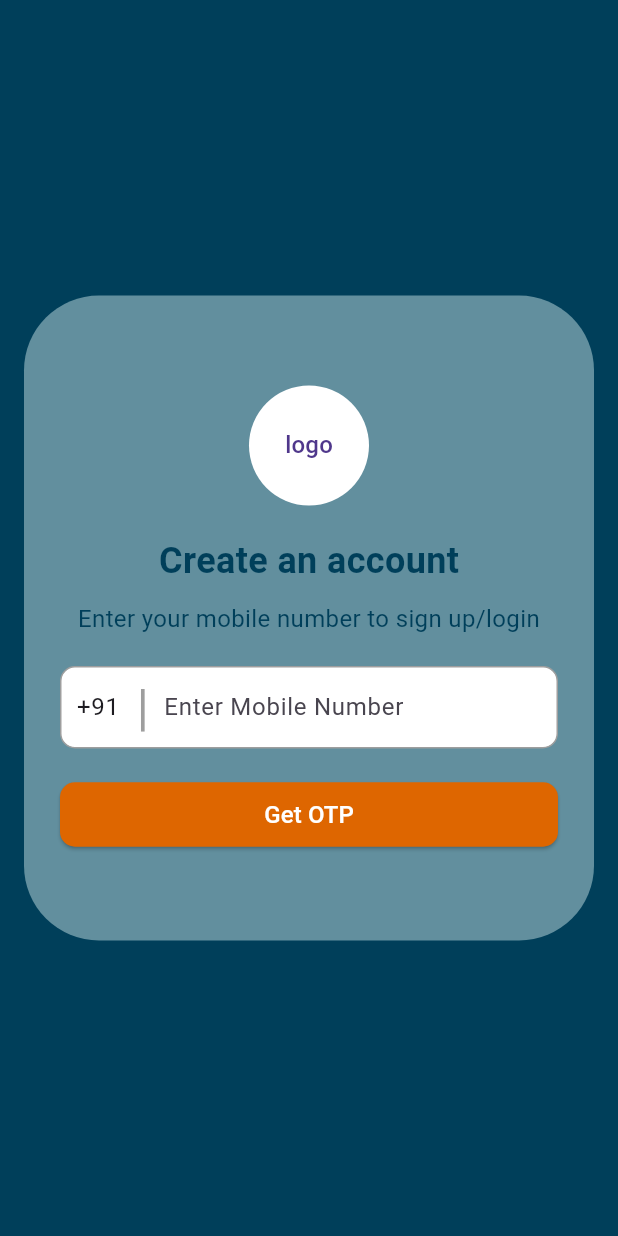
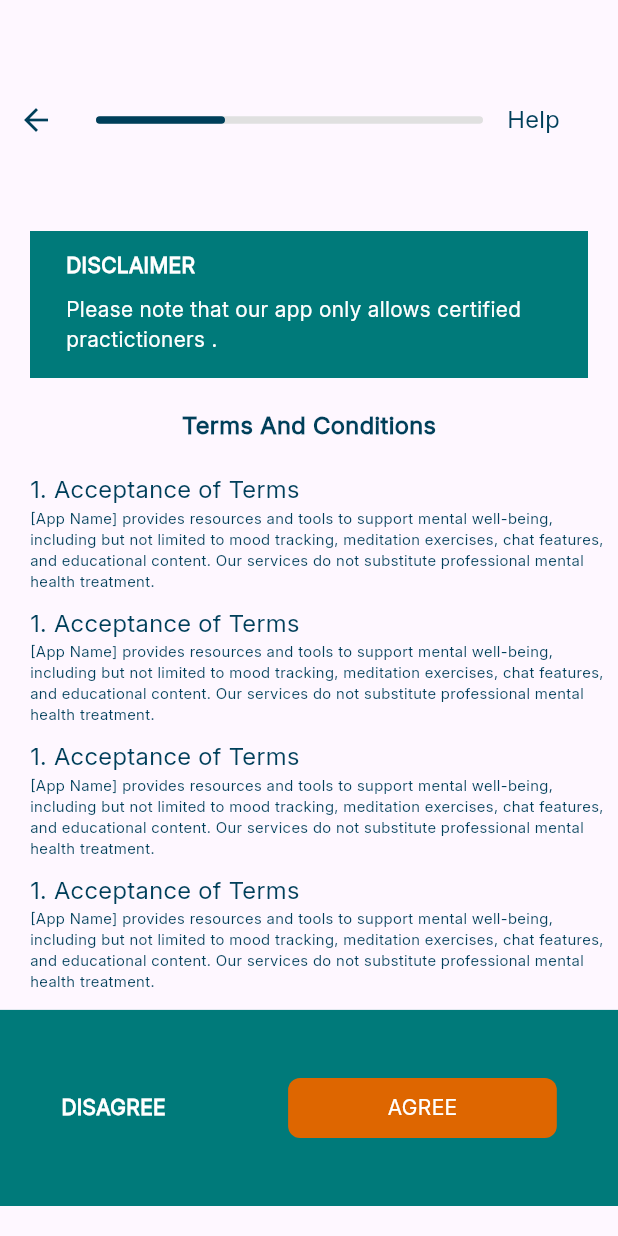
Before and after one commit to MentalHealthSoftware/Dev, a Flutter app: the screen it shows after launch, on a phone screen of 412 x 824 dp. Run offline on Flutter 3.47's test engine with Material 3 defaults, Android fonts, the phone set to English and light mode, and no system bars; our stand-ins replace firebase_auth, firebase_core, flutter_svg, google_fonts, image_picker, pinput; accounts and stored records are empty.

Commit message:
Up to date with figma

```diff
--- /dev/null
+++ b/lib/IntroPages(3)/LinearProgress.dart
@@ -0,0 +1,103 @@
+import 'package:flutter/material.dart';
+import 'package:mentalheathstartup/IntroPages(3)/Info.dart';
+import 'package:mentalheathstartup/IntroPages(3)/RegisterAs.dart';
+import 'package:mentalheathstartup/IntroPages(3)/TandC.dart';
+
+// final GlobalKey<LinearProgressState> _linearProgressKey =
+//     GlobalKey<LinearProgressState>();
+
+class LinearProgress extends StatefulWidget {
+  const LinearProgress({Key? key}) : super(key: key);
+
+  @override
+  State<LinearProgress> createState() => LinearProgressState();
+}
+
+class LinearProgressState extends State<LinearProgress> {
+  double currentpage = 1;
+
+  void nextPage() {
+    if (currentpage < 3) {
+      setState(() {
+        currentpage++;
+      });
+    }
+  }
+
+  void previousPage() {
+    if (currentpage > 1) {
+      setState(() {
+        currentpage--;
+      });
+    }
+  }
+
+  Widget getPageContent() {
+    switch (currentpage) {
+      case 1:
+        return TandC(
+            linearProgressKey: widget.key as GlobalKey<LinearProgressState>);
+      case 2:
+        return registerAs(
+            linearProgressKey: widget.key as GlobalKey<LinearProgressState>);
+      case 3:
+        return personalInfo();
+      default:
+        return Container();
+    }
+  }
+
+  @override
+  Widget build(BuildContext context) {
+    double _progress = currentpage / 3;
+    return Scaffold(
+      appBar: AppBar(
+        backgroundColor: currentpage == 2 || currentpage == 3
+            ? Color.fromARGB(255, 204, 240, 188)
+            : null,
+      ),
+      body: Container(
+        color: currentpage == 2 || currentpage == 3
+            ? Color.fromARGB(255, 204, 240, 188)
+            : null,
+        child: Column(
+          children: [
+            Row(
+              children: [
+                IconButton(
+                    onPressed: previousPage,
+                    icon: Icon(
+                      Icons.arrow_back,
+                      color: Color(0xff003F5A),
+                    )),
+                Padding(
+                  padding: const EdgeInsets.all(16.0),
+                  child: Container(
+                    width: 258,
+                    child: LinearProgressIndicator(
+                      borderRadius: BorderRadius.circular(6),
+                      value: _progress,
+                      backgroundColor: Colors.grey[300], // Background color
+                      color: Color(0xff003F5A), // Progress color
+                      minHeight: 5.0, // Thickness of the bar
+                    ),
+                  ),
+                ),
+                Text(
+                  "Help",
+                  style: TextStyle(
+                      color: Color(0xff003F5A),
+                      fontSize: 16,
+                      fontWeight: FontWeight.w500),
+                )
+              ],
+            ),
+            SizedBox(height: 50),
+            Expanded(child: getPageContent()),
+            SizedBox(height: 20),
+          ],
+        ),
+      ),
+    );
+  }
+}
--- /dev/null
+++ b/lib/IntroPages(3)/TandC.dart
@@ -0,0 +1,191 @@
+import 'package:flutter/material.dart';
+import 'package:flutter/rendering.dart';
+import 'package:mentalheathstartup/IntroPages(3)/LinearProgress.dart';
+
+class TandC extends StatefulWidget {
+  final GlobalKey<LinearProgressState> linearProgressKey;
+
+  const TandC({super.key, required this.linearProgressKey});
+
+  @override
+  State<TandC> createState() => _TandCState();
+}
+
+class _TandCState extends State<TandC> {
+  TextStyle head() {
+    return TextStyle(
+        fontSize: 16, fontWeight: FontWeight.w500, color: Color(0xff003F5A));
+  }
+
+  TextStyle desc() {
+    return TextStyle(
+        fontSize: 10, fontWeight: FontWeight.w400, color: Color(0xff003F5A));
+  }
+
+  @override
+  Widget build(BuildContext context) {
+    return Column(
+      children: [
+        Padding(
+          padding: const EdgeInsets.only(left: 20.0, right: 20),
+          child: Container(
+            height: 98,
+            color: Color(0xff007A7A),
+            child: Column(
+              crossAxisAlignment: CrossAxisAlignment.start,
+              children: [
+                Padding(
+                  padding: const EdgeInsets.only(left: 24, top: 13, bottom: 9),
+                  child: Text(
+                    "DISCLAIMER",
+                    style: TextStyle(
+                      color: Colors.white,
+                      fontWeight: FontWeight.w700,
+                    ),
+                  ),
+                ),
+                Padding(
+                  padding: const EdgeInsets.only(left: 24, bottom: 9),
+                  child: Text(
+                    "Please note that our app only allows certified practictioners .",
+                    style: TextStyle(
+                      color: Colors.white,
+                      fontWeight: FontWeight.w400,
+                    ),
+                  ),
+                )
+              ],
+            ),
+          ),
+        ),
+        SizedBox(
+          height: 20,
+        ),
+        Text(
+          "Terms And Conditions",
+          style: TextStyle(
+              color: Color(0xff003F5A),
+              fontWeight: FontWeight.w700,
+              fontSize: 16),
+        ),
+        SizedBox(
+          height: 20,
+        ),
+        Padding(
+          padding: const EdgeInsets.only(left: 20.0),
+          child: Container(
+            height: MediaQuery.of(context).size.height / 2.3,
+            child: SingleChildScrollView(
+              child: Column(
+                crossAxisAlignment: CrossAxisAlignment.start,
+                children: [
+                  Text(
+                    "1. Acceptance of Terms",
+                    style: head(),
+                  ),
+                  Text(
+                    "[App Name] provides resources and tools to support mental well-being, including but not limited to mood tracking, meditation exercises, chat features, and educational content. Our services do not substitute professional mental health treatment.",
+                    style: desc(),
+                  ),
+                  SizedBox(
+                    height: 10,
+                  ),
+                  Text(
+                    "1. Acceptance of Terms",
+                    style: head(),
+                  ),
+                  Text(
+                    "[App Name] provides resources and tools to support mental well-being, including but not limited to mood tracking, meditation exercises, chat features, and educational content. Our services do not substitute professional mental health treatment.",
+                    style: desc(),
+                  ),
+                  SizedBox(
+                    height: 10,
+                  ),
+                  Text(
+                    "1. Acceptance of Terms",
+                    style: head(),
+                  ),
+                  Text(
+                    "[App Name] provides resources and tools to support mental well-being, including but not limited to mood tracking, meditation exercises, chat features, and educational content. Our services do not substitute professional mental health treatment.",
+                    style: desc(),
+                  ),
+                  SizedBox(
+                    height: 10,
+                  ),
+                  Text(
+                    "1. Acceptance of Terms",
+                    style: head(),
+                  ),
+                  Text(
+                    "[App Name] provides resources and tools to support mental well-being, including but not limited to mood tracking, meditation exercises, chat features, and educational content. Our services do not substitute professional mental health treatment.",
+                    style: desc(),
+                  ),
+                  SizedBox(
+                    height: 10,
+                  ),
+                  Text(
+                    "1. Acceptance of Terms",
+                    style: head(),
+                  ),
+                  Text(
+                    "[App Name] provides resources and tools to support mental well-being, including but not limited to mood tracking, meditation exercises, chat features, and educational content. Our services do not substitute professional mental health treatment.",
+                    style: desc(),
+                  ),
+                  SizedBox(
+                    height: 10,
+                  ),
+                  Text(
+                    "1. Acceptance of Terms",
+                    style: head(),
+                  ),
+                  Text(
+                    "[App Name] provides resources and tools to support mental well-being, including but not limited to mood tracking, meditation exercises, chat features, and educational content. Our services do not substitute professional mental health treatment.",
+                    style: desc(),
+                  ),
+                  SizedBox(
+                    height: 20,
+                  ),
+                ],
+              ),
+            ),
+          ),
+        ),
+        Expanded(
+          child: Container(
+            color: Color(0xff007A7A),
+            child: Row(
+              mainAxisAlignment: MainAxisAlignment.spaceAround,
+              children: [
+                Text(
+                  "DISAGREE",
+                  style: TextStyle(
+                      color: Colors.white, fontWeight: FontWeight.w700),
+                ),
+                Container(
+                  decoration: BoxDecoration(
+                    borderRadius: BorderRadius.circular(8),
+                    color: Color(0xffDE6600),
+                  ),
+                  height: 40,
+                  width: MediaQuery.of(context).size.width / 2.3,
+                  child: Center(
+                    child: InkWell(
+                      onTap: () {
+                        widget.linearProgressKey.currentState!.nextPage();
+                      },
+                      child: Text(
+                        "AGREE",
+                        style: TextStyle(
+                            color: Colors.white, fontWeight: FontWeight.w500),
+                      ),
+                    ),
+                  ),
+                )
+              ],
+            ),
+          ),
+        )
+      ],
+    );
+  }
+}
--- a/lib/main.dart
+++ b/lib/main.dart
@@ -1,6 +1,7 @@
 // import 'package:firebase_app_check/firebase_app_check.dart';
 import 'package:firebase_core/firebase_core.dart';
 import 'package:flutter/material.dart';
+import 'package:mentalheathstartup/IntroPages(3)/LinearProgress.dart';
 import 'package:mentalheathstartup/home_page.dart';
 import 'firebase_options.dart';
 import 'package:mentalheathstartup/login_page.dart';
@@ -36,6 +37,9 @@ Future<void> main() async {
 //   ));
 // }
 
+GlobalKey<LinearProgressState> linearProgressKey =
+    GlobalKey<LinearProgressState>();
+
 class MyApp extends StatelessWidget {
   const MyApp({super.key});
 
@@ -43,7 +47,12 @@ class MyApp extends StatelessWidget {
   Widget build(BuildContext context) {
     return MaterialApp(
       debugShowCheckedModeBanner: false,
-      home: LoginScreen(),
+      theme: ThemeData(
+        fontFamily: 'Inter',
+      ),
+      home: LinearProgress(
+        key: linearProgressKey,
+      ),
       routes: {
         '/home': (context) => HomePage(),
         '/otp': (context) => OTPScreen(),
--- a/pubspec.yaml
+++ b/pubspec.yaml
@@ -91,6 +91,10 @@ flutter:
     - family: Poppins
       fonts:
         - asset: fonts/Poppins-Regular.ttf
+    - family: Inter
+      fonts:
+        - asset: fonts/Inter_18pt-Regular.ttf
+
   #   - family: Trajan Pro
   #     fonts:
   #       - asset: fonts/TrajanPro.ttf
```
Also changed, not shown: lib/IntroPages(3)/Info.dart (added, +124 -0 lines), lib/IntroPages(3)/RegisterAs.dart (added, +115 -0 lines), fonts/Inter_18pt-Regular.ttf (added).
